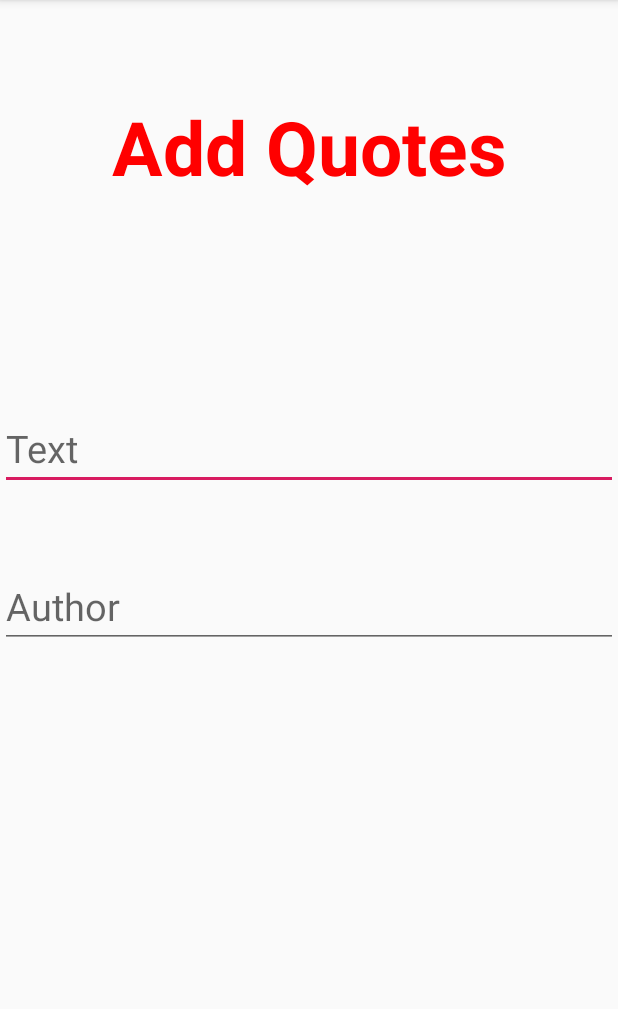
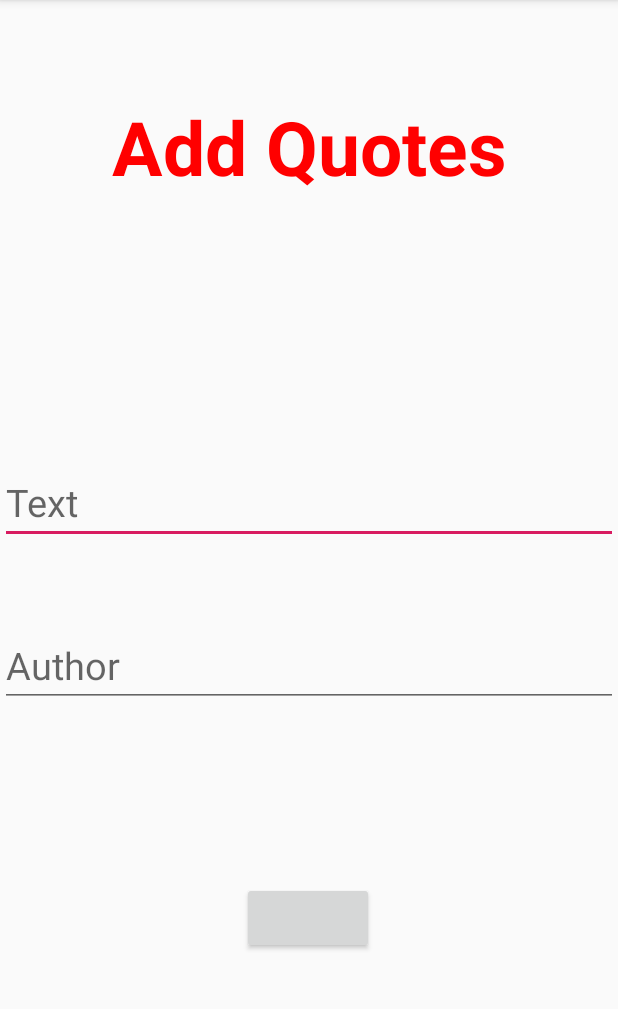
Before and after one commit to josephv7/Techkshetra_Workshop_Firebase_RealtimeDB, an Android app: the screen it shows after launch (AddQuote), on a phone screen of 412 x 824 dp, the part 84-1093 px from its top. Run offline under Robolectric (Android 15) with nearby library versions, the phone set to English and light mode, and no system bars; our stand-ins replace Firebase (no records; nobody signed in at launch, a user with empty details on screens opened directly).

Commit message:
Adding quote from edittext

```diff
--- a/app/src/main/java/com/iamjosephvarghese/firebaseworkshop/AddQuote.java
+++ b/app/src/main/java/com/iamjosephvarghese/firebaseworkshop/AddQuote.java
@@ -4,6 +4,9 @@ import androidx.annotation.NonNull;
 import androidx.appcompat.app.AppCompatActivity;
 
 import android.os.Bundle;
+import android.view.View;
+import android.widget.Button;
+import android.widget.EditText;
 import android.widget.Toast;
 
 import com.google.android.gms.tasks.OnCompleteListener;
@@ -14,14 +17,22 @@ import com.google.firebase.database.FirebaseDatabase;
 
 public class AddQuote extends AppCompatActivity {
 
+    Button button;
+    EditText textBox;
+    EditText authorBox;
+
     @Override
     protected void onCreate(Bundle savedInstanceState) {
         super.onCreate(savedInstanceState);
         setContentView(R.layout.activity_add_quote);
 
 
+        textBox = findViewById(R.id.textBox);
+        authorBox = findViewById(R.id.authorBox);
+
+
         FirebaseDatabase database = FirebaseDatabase.getInstance();
-        DatabaseReference ref = database.getReference("quotes");
+        final DatabaseReference ref = database.getReference("quotes");
 
 //        TODO Step 1
 
@@ -36,21 +47,51 @@ public class AddQuote extends AppCompatActivity {
         ref.child("data3").child("1").setValue(quote);
 
 //        TODO Step4
-        String pushId = ref.push().getKey();
+        final String pushId = ref.push().getKey();
 //        ref.child("data4").child(pushId).setValue(new Quote("Second Quote","jv"));
 
 //        TODO Step 5
-        ref.child("data4").child(pushId).setValue(quote).addOnCompleteListener(new OnCompleteListener<Void>() {
+//        ref.child("data4").child(pushId).setValue(quote).addOnCompleteListener(new OnCompleteListener<Void>() {
+//            @Override
+//            public void onComplete(@NonNull Task<Void> task) {
+//                Toast.makeText(AddQuote.this, "Success!", Toast.LENGTH_SHORT).show();
+//            }
+//        }).addOnFailureListener(new OnFailureListener() {
+//            @Override
+//            public void onFailure(@NonNull Exception e) {
+//                Toast.makeText(AddQuote.this, "Task Failed!", Toast.LENGTH_SHORT).show();
+//            }
+//        });
+
+//        TODO Step 6
+        Button button;
+        button = findViewById(R.id.button);
+
+        button.setOnClickListener(new View.OnClickListener() {
             @Override
-            public void onComplete(@NonNull Task<Void> task) {
-                Toast.makeText(AddQuote.this, "Success!", Toast.LENGTH_SHORT).show();
-            }
-        }).addOnFailureListener(new OnFailureListener() {
-            @Override
-            public void onFailure(@NonNull Exception e) {
-                Toast.makeText(AddQuote.this, "Task Failed!", Toast.LENGTH_SHORT).show();
+            public void onClick(View view) {
+                if(authorBox.getText().toString() != null && textBox.getText().toString() != null) {
+
+
+                    Quote quoteFromUser = new Quote(textBox.getText().toString(),authorBox.getText().toString());
+                    ref.child("data5").child(pushId).setValue(quoteFromUser).addOnCompleteListener(new OnCompleteListener<Void>() {
+                        @Override
+                        public void onComplete(@NonNull Task<Void> task) {
+                            Toast.makeText(AddQuote.this, "Quote Added", Toast.LENGTH_SHORT).show();
+                            authorBox.setText("");
+                            textBox.setText("");
+                        }
+                    }).addOnFailureListener(new OnFailureListener() {
+                        @Override
+                        public void onFailure(@NonNull Exception e) {
+                            Toast.makeText(AddQuote.this, "Error", Toast.LENGTH_SHORT).show();
+                        }
+                    });
+                }
+
             }
         });
 
+
     }
 }
--- a/app/src/main/res/layout/activity_add_quote.xml
+++ b/app/src/main/res/layout/activity_add_quote.xml
@@ -24,7 +24,7 @@
         android:id="@+id/textBox"
         android:layout_width="match_parent"
         android:layout_height="wrap_content"
-        android:layout_marginTop="140dp"
+        android:layout_marginTop="176dp"
         android:hint="Text"
         android:textSize="25sp"
         app:layout_constraintEnd_toEndOf="parent"
@@ -38,12 +38,23 @@
         android:layout_height="wrap_content"
         android:hint="Author"
         android:textSize="25sp"
-        app:layout_constraintBottom_toBottomOf="parent"
+        app:layout_constraintBottom_toTopOf="@+id/button"
         app:layout_constraintEnd_toEndOf="parent"
         app:layout_constraintHorizontal_bias="0.0"
         app:layout_constraintStart_toStartOf="parent"
         app:layout_constraintTop_toBottomOf="@+id/textBox"
-        app:layout_constraintVertical_bias="0.13" />
+        app:layout_constraintVertical_bias="0.313" />
+
+    <Button
+        android:id="@+id/button"
+        android:layout_width="wrap_content"
+        android:layout_height="wrap_content"
+        android:layout_marginBottom="132dp"
+        android:gravity="center_horizontal"
+        app:layout_constraintBottom_toBottomOf="parent"
+        app:layout_constraintEnd_toEndOf="parent"
+        app:layout_constraintHorizontal_bias="0.498"
+        app:layout_constraintStart_toStartOf="parent" />
 
 
 </androidx.constraintlayout.widget.ConstraintLayout>
```
